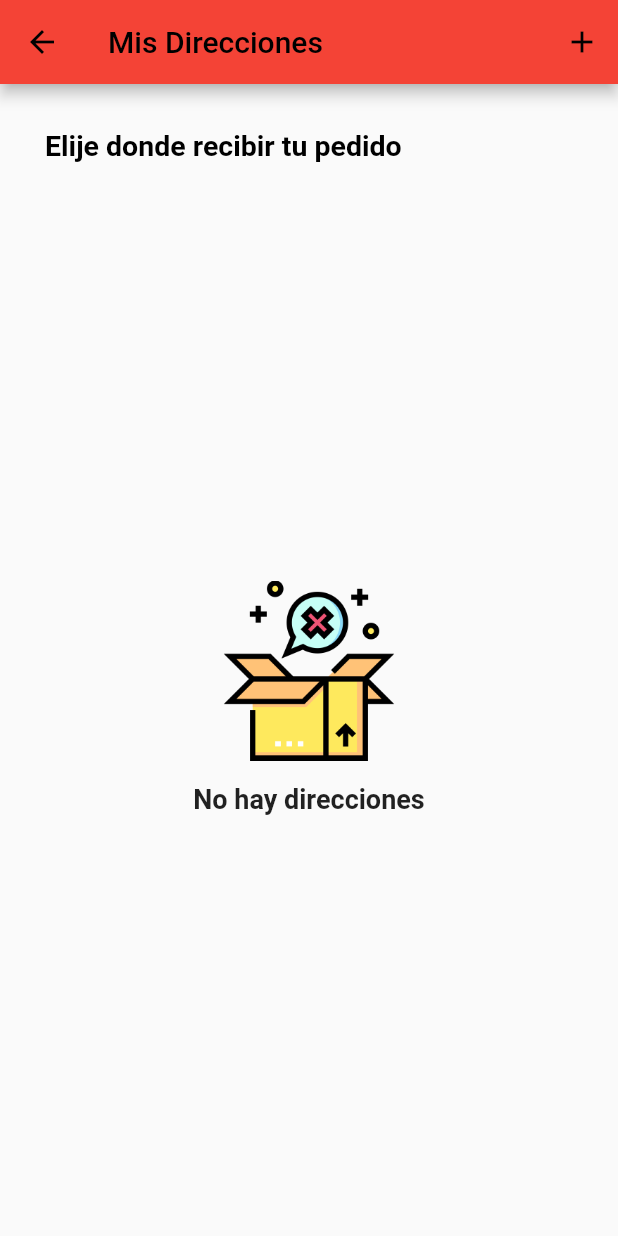
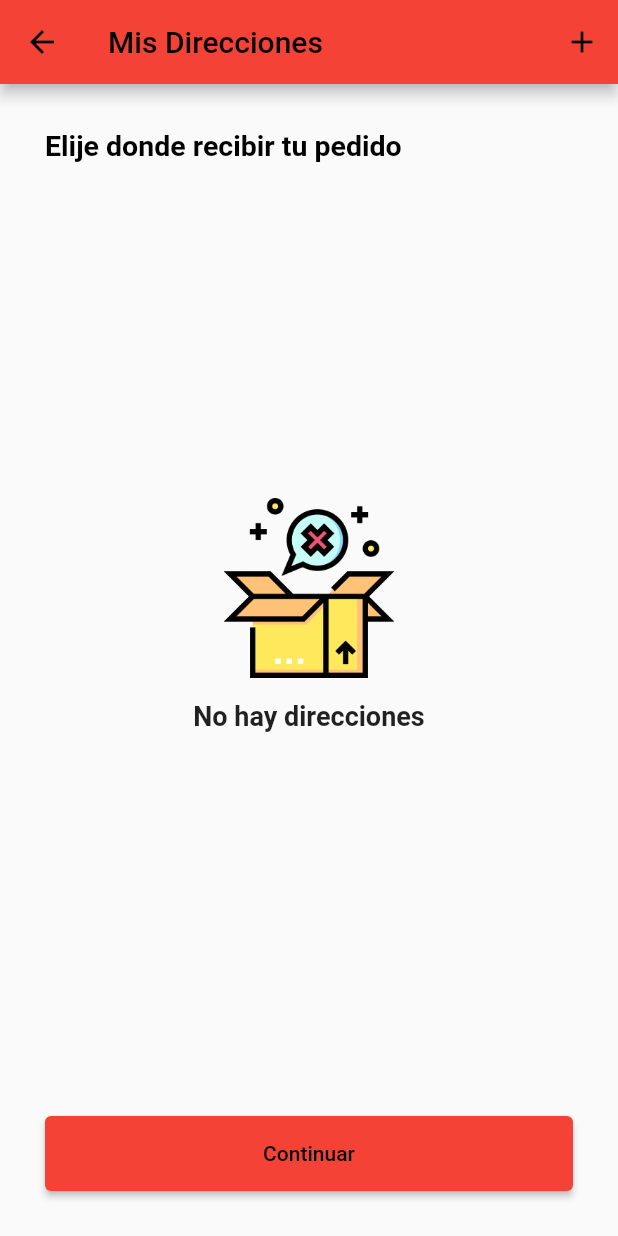
Before and after one commit to Mario-Fernando24/Delivery_App_Ios_Android, a Flutter app: the ClientAddresListPage screen opened by its route, on a phone screen of 412 x 824 dp. Run offline on Flutter 3.47's test engine with Material 2 defaults, Android fonts, the phone set to English and light mode, and no system bars; our stand-ins replace fluttertoast, geocoding, geolocator, get, get_storage, google_maps_flutter and 4 more; missing offline and left inert: carousel_images; accounts and stored records are empty; network calls fail.

```diff
--- a/lib/main.dart
+++ b/lib/main.dart
@@ -8,6 +8,7 @@ import 'package:ios/src/pages/client/products/address/list/client_addres_list_pa
 import 'package:ios/src/pages/client/products/home/client_home_page.dart';
 import 'package:ios/src/pages/client/products/list/client_product_list_page.dart';
 import 'package:ios/src/pages/client/products/orders/create/client_orders_page.dart';
+import 'package:ios/src/pages/client/products/orders/payments/create/client_payments_create_page.dart';
 import 'package:ios/src/pages/client/products/profile/info/client_profile_info_page.dart';
 import 'package:ios/src/pages/client/products/profile/update/client_profile_update_page.dart';
 import 'package:ios/src/pages/delivery/orders/list/delivery_orders_list_page.dart';
@@ -60,6 +61,7 @@ class _MyAppState extends State<MyApp> {
         GetPage(name: '/client/products/orders', page: ()=>ClientOrdersPage()),
         GetPage(name: '/client/addres/create', page: ()=>ClientAddresCreatePage()),
         GetPage(name: ROUTES.listarAddres, page: ()=>ClientAddresListPage()),
+        GetPage(name: ROUTES.payments_create, page: ()=>ClientPaymentsCreatePage()),
         //HOME
       ],
       theme: ThemeData(
--- a/lib/src/environment/environment.dart
+++ b/lib/src/environment/environment.dart
@@ -1,8 +1,8 @@
 class Environment{
 
   //URL PETICION AL SERVIDOR
-  static const String API_URL="http://192.168.101.5:3000/";
-  static const API_URL_OLD="http://192.168.101.5:3000/";
+  static const String API_URL="http://192.168.101.8:3000/";
+  static const API_URL_OLD="http://192.168.101.8:3000/";
   static const API_KEY_MAP="AIzaSyAjZFlC5gw2kbDwzQMz-eNQIdgd_4MLi40";
 
 }
--- a/lib/src/environment/routes.dart
+++ b/lib/src/environment/routes.dart
@@ -1,4 +1,5 @@
 class ROUTES {
   static const listarAddres = '/client/addres/list';
+  static const payments_create = '/client/payments/create';
 
 }
--- /dev/null
+++ b/lib/src/models/Order.dart
@@ -0,0 +1,65 @@
+ // To parse this JSON data, do
+//
+//     final order = orderFromJson(jsonString);
+
+import 'dart:convert';
+
+import 'package:ios/src/models/Product.dart';
+
+Order orderFromJson(String str) => Order.fromJson(json.decode(str));
+
+String orderToJson(Order data) => json.encode(data.toJson());
+
+class Order {
+
+
+    String ?id;
+    String ?idClient;
+    String ?idDomiciliario;
+    String ?idDireccion;
+    double ?lat;
+    double ?lng;
+    String ?statu;
+    int ?timetamp;
+    //creamos una lista de producto para enviarle al backe los productos de la orden
+    List<Product> ?products = [];
+
+    Order({
+        this.id,
+        this.idClient,
+        this.idDomiciliario,
+        this.idDireccion,
+        this.lat,
+        this.lng,
+        this.statu,
+        this.timetamp,
+        this.products
+    });
+
+
+
+    factory Order.fromJson(Map<String, dynamic> json) => Order(
+        id: json["id"],
+        idClient: json["id_client"],
+        idDomiciliario: json["id_domiciliario"],
+        idDireccion: json["id_direccion"],
+        lat: json["lat"].toDouble(),
+        lng: json["lng"].toDouble(),
+        statu: json["statu"],
+        timetamp: json["timetamp"],
+        products: json["products"],
+    );
+
+    Map<String, dynamic> toJson() => {
+        "id": id,
+        "id_client": idClient,
+        "id_domiciliario": idDomiciliario,
+        "id_direccion": idDireccion,
+        "lat": lat,
+        "lng": lng,
+        "statu": statu,
+        "timetamp": timetamp,
+        "products": products,
+
+    };
+}
--- a/lib/src/models/Product.dart
+++ b/lib/src/models/Product.dart
@@ -65,6 +65,7 @@ class Product {
 
       List<Product> toList =[];
       jsonList.forEach((item) {
+
            Product product =Product.fromJson(item);
            //agregamos a la lista
            toList.add(product);
--- a/lib/src/pages/client/products/address/list/client_addres_list_page.dart
+++ b/lib/src/pages/client/products/address/list/client_addres_list_page.dart
@@ -13,6 +13,7 @@ class ClientAddresListPage extends StatelessWidget {
   @override
   Widget build(BuildContext context) {
     return Scaffold(
+      bottomNavigationBar: _buttonNext(context),
       appBar: AppBar(
         iconTheme: IconThemeData(color: Colors.black),
         title: Text('Mis Direcciones',style: TextStyle(color: Colors.black),),
@@ -111,6 +112,26 @@ class ClientAddresListPage extends StatelessWidget {
     );
   }
 
+
+  Widget _buttonNext(BuildContext context){
+  return Container(
+    width: double.infinity,
+    height: 50,
+    margin: EdgeInsets.symmetric(horizontal: 30,vertical: 30),
+    child: ElevatedButton(
+      onPressed: ()=>_clientAddresListController.createOrders(),
+      style: ElevatedButton.styleFrom(
+        padding: EdgeInsets.symmetric(vertical: 15)
+      ),
+       child: Text("Continuar",
+       style:TextStyle(
+        color: Colors.black
+       ),),
+       ),
+  );
+}
+
+
   Widget iconAddresClient(){
      return IconButton(
       onPressed: ()=>_clientAddresListController.goToAddresCreate(),
--- a/pubspec.yaml
+++ b/pubspec.yaml
@@ -49,6 +49,7 @@ dependencies:
   #complementario para obtenr la localización
   location: ^4.2.0
 
+  fluttertoast: ^8.1.2
 
 
 
```
Also changed, not shown: lib/src/pages/client/products/address/list/client_addres_list_controller.dart (+70 -11 lines), lib/src/pages/client/products/orders/payments/create/client_payments_create_page.dart (added, +19 -0 lines), lib/src/providers/orders_providers.dart (added, +80 -0 lines), pubspec.lock.
